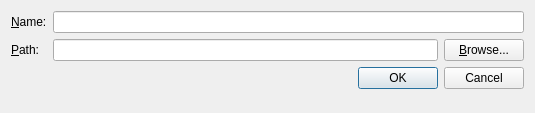
First picture: the form in newproject.ui, repository gtalent/wombat-editor, before the edit.
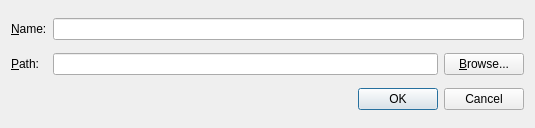
Second picture: the form after the edit.

Commit message: Fixed some layout bugs and updated to a new cyborgbear.

```diff
--- a/newproject.ui
+++ b/newproject.ui
@@ -10,9 +10,15 @@
     <x>0</x>
     <y>0</y>
     <width>535</width>
-    <height>113</height>
+    <height>128</height>
    </rect>
   </property>
+  <property name="maximumSize">
+   <size>
+    <width>535</width>
+    <height>16777215</height>
+   </size>
+  </property>
   <property name="windowTitle">
    <string>New Project</string>
   </property>
@@ -22,7 +28,7 @@
   <property name="modal">
    <bool>false</bool>
   </property>
-  <layout class="QFormLayout" name="formLayout">
+  <layout class="QGridLayout" name="gridLayout">
    <item row="0" column="0">
     <widget class="QLabel" name="lblName">
      <property name="layoutDirection">
```
The commit also changes 5 other files.
